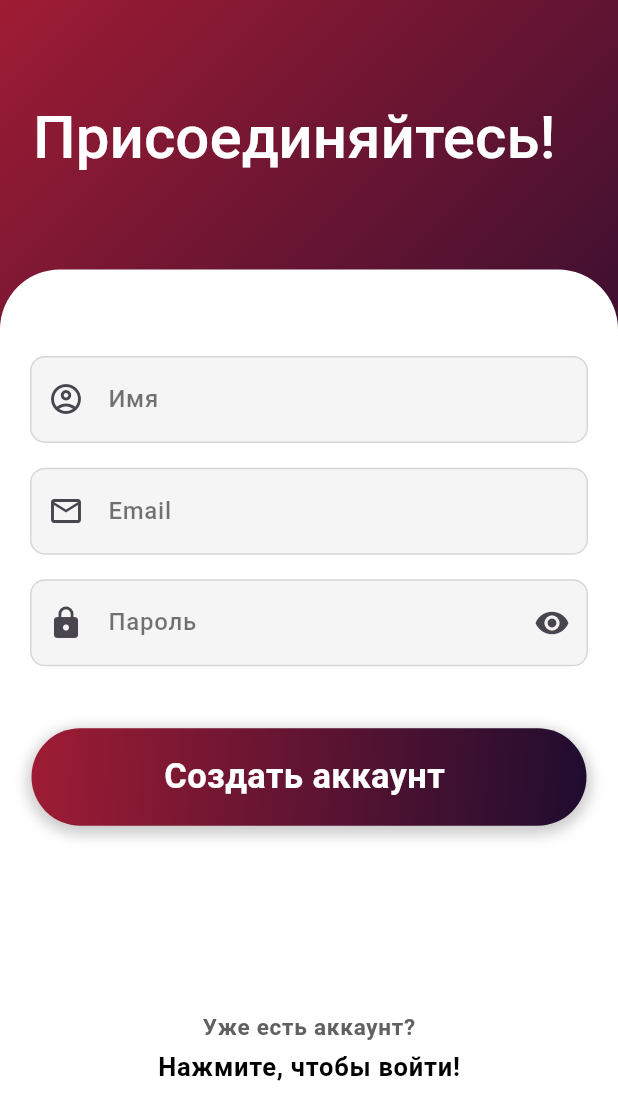
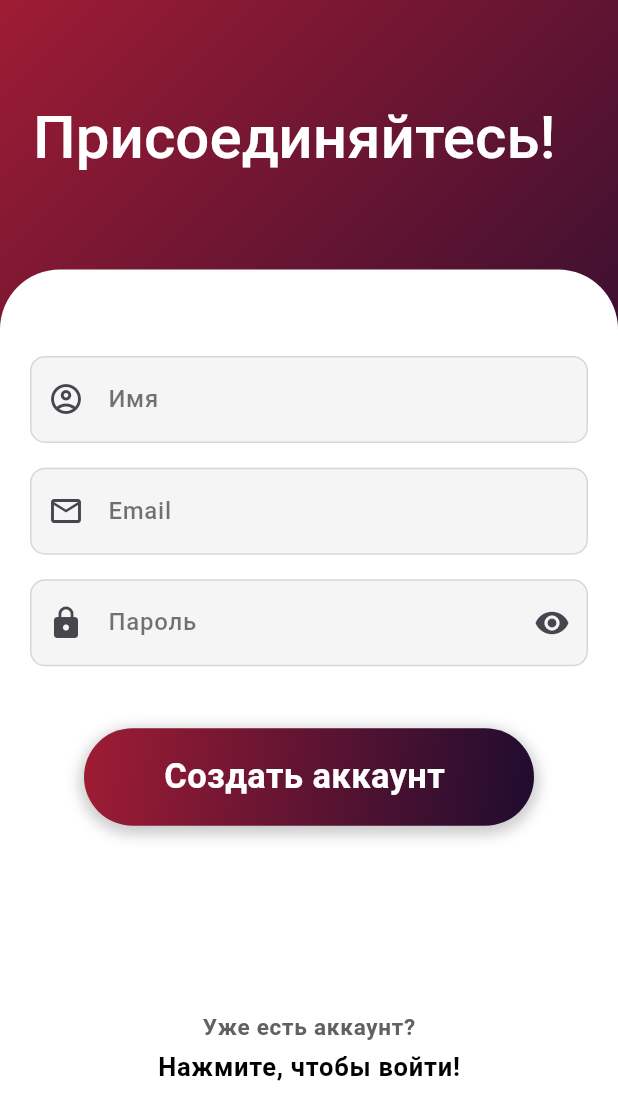
Before and after one commit to Alina0101/fitness-app, a Flutter app: the RegistrationScreen screen opened by its route, on a phone screen of 412 x 824 dp. Shown: the top 1120 px of the screen. Run offline on Flutter 3.47's test engine with Material 3 defaults, Android fonts, the phone set to English and light mode, and no system bars; our stand-ins replace cloud_firestore, curved_navigation_bar, firebase_auth, firebase_core, flutter_slidable, google_fonts and 5 more; accounts and stored records are empty.

Commit message:
fixed some bugs

```diff
--- a/lib/view/auth/widgets/auth_button.dart
+++ b/lib/view/auth/widgets/auth_button.dart
@@ -25,7 +25,7 @@ class AuthButton extends StatelessWidget {
       onTap: onTap,
       child: Container(
         height: 65,
-        width: 370,
+        width: 300,
         decoration: BoxDecoration(
           color: backColor,
           gradient: gradient,
```
Also changed, not shown: lib/view/workout/screens/workout_details_screen.dart (+6 -5 lines).
